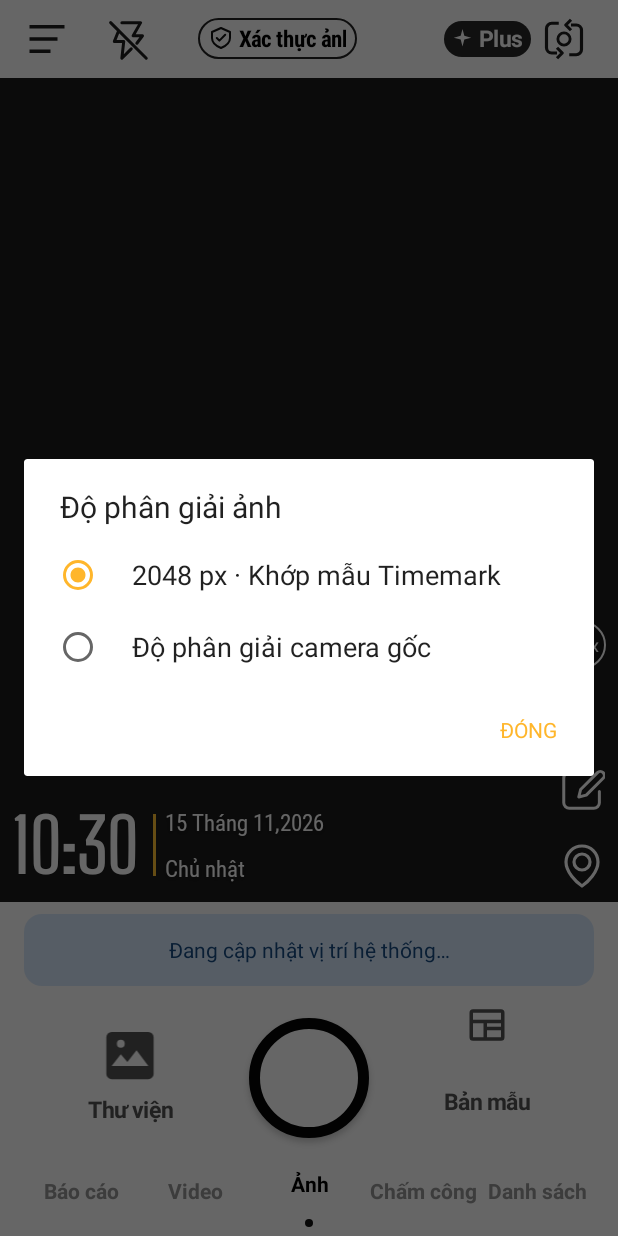
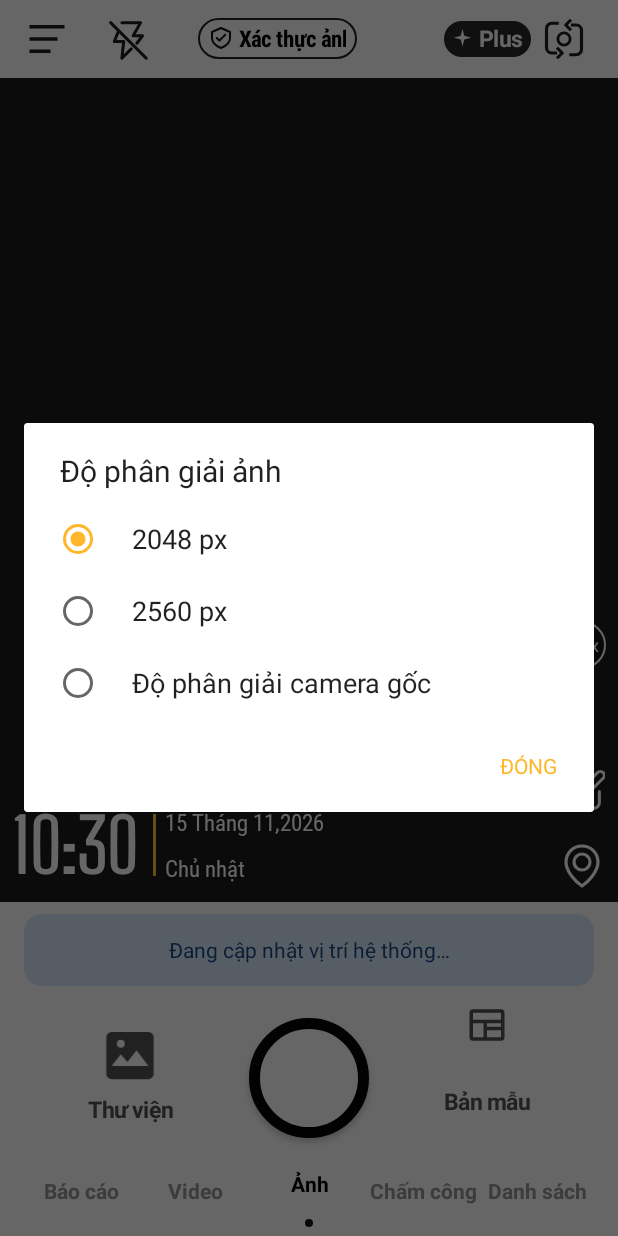
Before and after one commit to TaiThanDen/PG-kit, an Android app: the screen it shows after launch (MainActivity), after a tap on "Mở menu", on a phone screen of 412 x 824 dp. Run offline under Robolectric (Android 15) with nearby library versions, the phone set to English and light mode, and no system bars; libraries missing offline, so code that uses them is left out: androidx.camera.view; 11 statements that could not run were skipped.

Commit message:
Add 2560 pixel photo preset matching Xiaomi reference setting

```diff
--- a/app/src/main/java/com/pgkit/timemarkcamera/MainActivity.java
+++ b/app/src/main/java/com/pgkit/timemarkcamera/MainActivity.java
@@ -121,10 +121,12 @@ public final class MainActivity extends ComponentActivity implements
                 .getInt(PhotoOutputSize.LONG_EDGE_KEY, PhotoOutputSize.REFERENCE_LONG_EDGE);
         new AlertDialog.Builder(this)
                 .setTitle("Độ phân giải ảnh")
-                .setSingleChoiceItems(new String[]{"2048 px · Khớp mẫu Timemark",
-                        "Độ phân giải camera gốc"}, current == PhotoOutputSize.CAMERA_ORIGINAL ? 1 : 0,
+                .setSingleChoiceItems(new String[]{"2048 px", "2560 px",
+                        "Độ phân giải camera gốc"}, current == PhotoOutputSize.CAMERA_ORIGINAL ? 2
+                                : current == PhotoOutputSize.REFERENCE_LARGE_LONG_EDGE ? 1 : 0,
                         (dialog, which) -> {
                             int longEdge = which == 0 ? PhotoOutputSize.REFERENCE_LONG_EDGE
+                                    : which == 1 ? PhotoOutputSize.REFERENCE_LARGE_LONG_EDGE
                                     : PhotoOutputSize.CAMERA_ORIGINAL;
                             getSharedPreferences(PhotoOutputSize.PREFERENCES, MODE_PRIVATE).edit()
                                     .putInt(PhotoOutputSize.LONG_EDGE_KEY, longEdge).apply();
--- a/app/src/main/java/com/pgkit/timemarkcamera/PhotoOutputSize.java
+++ b/app/src/main/java/com/pgkit/timemarkcamera/PhotoOutputSize.java
@@ -3,6 +3,7 @@ package com.pgkit.timemarkcamera;
 /** Output presets; 2048 matches the selected setting observed on the reference LG. */
 final class PhotoOutputSize {
     static final int REFERENCE_LONG_EDGE = 2048;
+    static final int REFERENCE_LARGE_LONG_EDGE = 2560;
     static final int CAMERA_ORIGINAL = 0;
     static final String PREFERENCES = "photo_output";
     static final String LONG_EDGE_KEY = "long_edge";
@@ -12,7 +13,8 @@ final class PhotoOutputSize {
     /** Preserves aspect ratio and never enlarges a smaller source image. */
     static int[] fit(int width, int height, int longEdge) {
         if (width <= 0 || height <= 0) throw new IllegalArgumentException("Invalid image size");
-        if (longEdge != CAMERA_ORIGINAL && longEdge != REFERENCE_LONG_EDGE)
+        if (longEdge != CAMERA_ORIGINAL && longEdge != REFERENCE_LONG_EDGE
+                && longEdge != REFERENCE_LARGE_LONG_EDGE)
             throw new IllegalArgumentException("Unknown photo output preset");
         int sourceLongEdge = Math.max(width, height);
         if (longEdge == CAMERA_ORIGINAL || sourceLongEdge <= longEdge)
```
Also changed, not shown: 2 other files.
